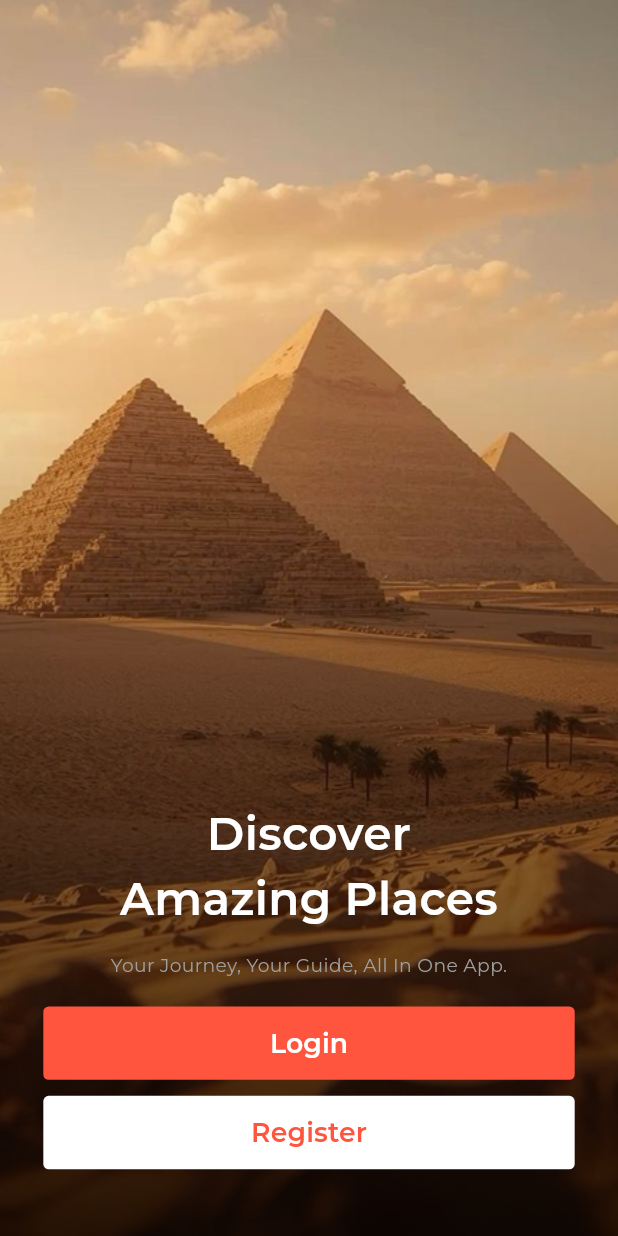
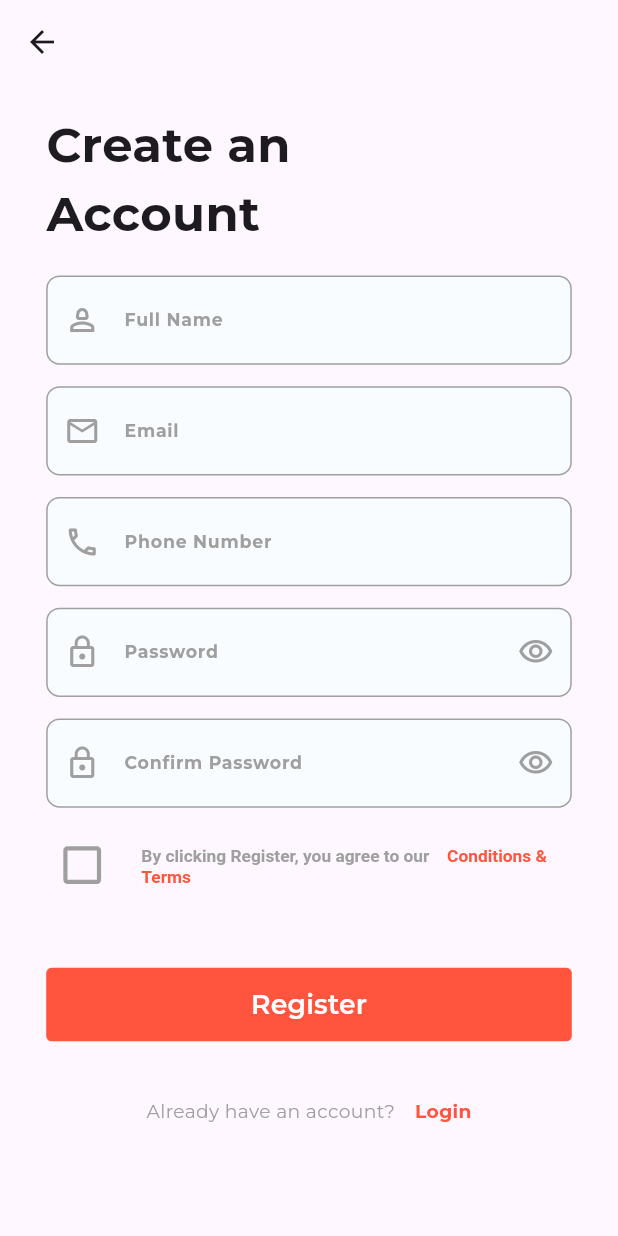
Before and after one commit to mohamedali015/Egy-Go, a Flutter app: the screen it shows after launch, after a tap on "Register", on a phone screen of 412 x 824 dp. Run offline on Flutter 3.47's test engine with Material 3 defaults, Android fonts, the phone set to English and light mode, and no system bars; drawn by our look-alikes of modal_progress_hud_nsn; our stand-ins replace flutter_bloc, flutter_screenutil, flutter_svg, flutter_svg_provider, get_it; project files that could hold a hidden picture were left out.

Commit message:
Add registration functionality with form validation and navigation

```diff
--- a/lib/core/helper/one_generate_routes.dart
+++ b/lib/core/helper/one_generate_routes.dart
@@ -1,5 +1,6 @@
 import 'package:egy_go/features/auth/views/get_started_view.dart';
 import 'package:egy_go/features/auth/views/login_view.dart';
+import 'package:egy_go/features/auth/views/register_view.dart';
 import 'package:flutter/material.dart';
 
 Route<dynamic> onGenerateRoutes(RouteSettings settings) {
@@ -10,6 +11,9 @@ Route<dynamic> onGenerateRoutes(RouteSettings settings) {
     case LoginView.routeName:
       return MaterialPageRoute(builder: (_) => const LoginView());
 
+    case RegisterView.routeName:
+      return MaterialPageRoute(builder: (_) => const RegisterView());
+
     default:
       return MaterialPageRoute(builder: (_) => const LoginView());
   }
--- a/lib/core/shared_widgets/custom_text_form_field.dart
+++ b/lib/core/shared_widgets/custom_text_form_field.dart
@@ -36,6 +36,9 @@ class CustomTextFormField extends StatelessWidget {
 
       case TextFieldType.email:
         return _emailField(context, Validator.email);
+
+      case TextFieldType.phone:
+        return _phoneField(context, Validator.phone);
 
       case TextFieldType.name:
         return _nameField(context, Validator.name);
@@ -96,6 +99,30 @@ class CustomTextFormField extends StatelessWidget {
       decoration: _inputDecoration(
         context,
         label: AppStrings.nameHint,
+        prefixIcon: Icon(
+          Icons.person_2_outlined,
+          color: AppColors.grey,
+        ),
+      ),
+    );
+  }
+
+  Widget _phoneField(
+    BuildContext context,
+    String? Function(String?)? validator,
+  ) {
+    return TextFormField(
+      controller: controller,
+      validator: validator,
+      autovalidateMode: AutovalidateMode.onUserInteraction,
+      keyboardType: TextInputType.phone,
+      decoration: _inputDecoration(
+        context,
+        label: AppStrings.phoneNumber,
+        prefixIcon: Icon(
+          Icons.local_phone_outlined,
+          color: AppColors.grey,
+        ),
       ),
     );
   }
@@ -113,7 +140,7 @@ class CustomTextFormField extends StatelessWidget {
         context,
         label: AppStrings.emailHint,
         prefixIcon: Icon(
-          Icons.email,
+          Icons.email_outlined,
           color: AppColors.grey,
         ),
       ),
@@ -135,16 +162,16 @@ class CustomTextFormField extends StatelessWidget {
         label: passController == null
             ? AppStrings.passwordHint
             : AppStrings.confirmPasswordHint,
-        prefixIcon: Icon(Icons.lock, color: AppColors.grey),
+        prefixIcon: Icon(Icons.lock_outline, color: AppColors.grey),
         suffixIcon: IconButton(
           onPressed: onSuffixTapped,
           icon: obsecure
               ? Icon(
-                  Icons.visibility,
+                  Icons.visibility_outlined,
                   color: AppColors.grey,
                 )
               : Icon(
-                  Icons.visibility_off,
+                  Icons.visibility_off_outlined,
                   color: AppColors.grey,
                 ),
         ),
@@ -153,4 +180,4 @@ class CustomTextFormField extends StatelessWidget {
   }
 }
 
-enum TextFieldType { password, email, name }
+enum TextFieldType { password, email, name, phone }
--- a/lib/core/utils/app_strings.dart
+++ b/lib/core/utils/app_strings.dart
@@ -7,17 +7,24 @@ abstract class AppStrings {
 
   ///// login screen /////
   static const String loginTitle = "Welcome\nBack!";
+  static const String registerTitle = "Create an\nAccount";
   static const String nameHint = "Full Name";
   static const String login = "Login";
   static const String emailHint = "Email";
   static const String passwordHint = "Password";
+  static const String phoneNumber = "Phone Number";
   static const String confirmPasswordHint = "Confirm Password";
   static const String forgotPassword = "Forgot Password?";
   static const String or = "OR";
   static const String loginWithGoogle = "Login with Google";
   static const String loginWithFacebook = "Login with Facebook";
   static const String dontHaveAccount = "Don't have an account? ";
+  static const String alreadyHaveAccount = "Already have an account? ";
   static const String register = "Register";
+  static const String byClicking  =
+      "By clicking Register, you agree to our ";
+  static const String conditionsAndTerms = "Conditions & Terms";
+  static const String acceptTerms = "You must accept the terms and conditions";
 
   // validators
   static const String nameRequired = 'Name is required';
--- /dev/null
+++ b/lib/features/auth/manager/register_cubit/register_cubit.dart
@@ -0,0 +1,51 @@
+import 'package:flutter/material.dart';
+import 'package:flutter_bloc/flutter_bloc.dart';
+
+import '../../../../core/utils/app_strings.dart';
+import 'register_state.dart';
+
+class RegisterCubit extends Cubit<RegisterState> {
+  RegisterCubit() : super(RegisterInitial());
+  static RegisterCubit get(context) => BlocProvider.of(context);
+
+  GlobalKey<FormState> formKey = GlobalKey<FormState>();
+  TextEditingController nameController = TextEditingController();
+  TextEditingController emailController = TextEditingController();
+  TextEditingController passwordController = TextEditingController();
+  TextEditingController confirmPasswordController = TextEditingController();
+  TextEditingController phoneController = TextEditingController();
+  bool isChecked = false;
+  bool obsecureText = true;
+  bool obsecureConfirmPassword = true;
+
+  void register() {
+    if (!formKey.currentState!.validate()) {
+      return;
+    }
+
+    if (!isChecked) {
+      return emit(RegisterError(error: AppStrings.acceptTerms));
+    }
+
+    emit(RegisterLoading());
+    // Simulate a registration process
+    Future.delayed(const Duration(seconds: 2), () {
+      emit(RegisterSuccess());
+    });
+  }
+
+  void isCheckedChange() {
+    isChecked = !isChecked;
+    emit(RegisterToggle());
+  }
+
+  void passwordVisibilityToggle() {
+    obsecureText = !obsecureText;
+    emit(RegisterToggle());
+  }
+
+  void confirmPasswordVisibilityToggle() {
+    obsecureConfirmPassword = !obsecureConfirmPassword;
+    emit(RegisterToggle());
+  }
+}
--- /dev/null
+++ b/lib/features/auth/manager/register_cubit/register_state.dart
@@ -0,0 +1,15 @@
+abstract class RegisterState {}
+
+class RegisterInitial extends RegisterState {}
+
+class RegisterLoading extends RegisterState {}
+
+class RegisterSuccess extends RegisterState {}
+
+class RegisterError extends RegisterState {
+  final String error;
+
+  RegisterError({required this.error});
+}
+
+class RegisterToggle extends RegisterState {}
--- /dev/null
+++ b/lib/features/auth/views/register_view.dart
@@ -0,0 +1,44 @@
+import 'package:egy_go/core/shared_widgets/custom_progress_hud.dart';
+import 'package:egy_go/features/auth/manager/register_cubit/register_cubit.dart';
+import 'package:egy_go/features/auth/manager/register_cubit/register_state.dart';
+import 'package:flutter/material.dart';
+import 'package:flutter_bloc/flutter_bloc.dart';
+
+import '../../../core/helper/my_snackbar.dart';
+import 'widgets/register_widgets/register_view_body.dart';
+
+class RegisterView extends StatelessWidget {
+  const RegisterView({super.key});
+
+  static const String routeName = 'RegisterView';
+
+  @override
+  Widget build(BuildContext context) {
+    return BlocProvider(
+      create: (context) => RegisterCubit(),
+      child: SafeArea(
+        child: Scaffold(
+          appBar: AppBar(),
+          body: BlocConsumer<RegisterCubit, RegisterState>(
+            listener: (context, state) {
+              if (state is RegisterSuccess) {
+                MySnackbar.success(context, 'Login Successful');
+
+                // ToDo Navigate to the next screen
+              }
+              if (state is RegisterError) {
+                MySnackbar.error(context, state.error);
+              }
+            },
+            builder: (context, state) {
+              return CustomProgressHud(
+                isLoading: state is RegisterLoading,
+                child: RegisterViewBody(),
+              );
+            },
+          ),
+        ),
+      ),
+    );
+  }
+}
--- a/lib/features/auth/views/widgets/get_started_widgets/get_started_view_body.dart
+++ b/lib/features/auth/views/widgets/get_started_widgets/get_started_view_body.dart
@@ -5,6 +5,7 @@ import 'package:egy_go/core/utils/app_colors.dart';
 import 'package:egy_go/core/utils/app_strings.dart';
 import 'package:egy_go/core/utils/app_text_styles.dart';
 import 'package:egy_go/features/auth/views/login_view.dart';
+import 'package:egy_go/features/auth/views/register_view.dart';
 import 'package:flutter/material.dart';
 
 class GetStartedViewBody extends StatelessWidget {
@@ -31,7 +32,7 @@ class GetStartedViewBody extends StatelessWidget {
                 Colors.transparent,
                 Colors.black.withAlpha(200),
               ],
-              stops: [0.3, 1.0],
+              stops: [0.2, 1.0],
             ),
           ),
         ),
@@ -75,7 +76,9 @@ class GetStartedViewBody extends StatelessWidget {
                 title: AppStrings.register,
                 backgroundColor: AppColors.white,
                 foregroundColor: AppColors.primary,
-                onPressed: () {},
+                onPressed: () {
+                  Navigator.pushNamed(context, RegisterView.routeName);
+                },
               ),
               SizedBox(
                 height: MyResponsive.height(value: 50),
--- a/lib/features/auth/views/widgets/login_widgets/login_view_body.dart
+++ b/lib/features/auth/views/widgets/login_widgets/login_view_body.dart
@@ -9,6 +9,7 @@ import 'package:egy_go/features/auth/views/widgets/login_widgets/social_login_bu
 import 'package:flutter/material.dart';
 
 import '../../../../../core/utils/app_assets.dart';
+import '../../register_view.dart';
 import '../do_not_have_account.dart';
 import 'or_divider.dart';
 
@@ -104,7 +105,7 @@ class LoginViewBody extends StatelessWidget {
               question: AppStrings.dontHaveAccount,
               actionText: AppStrings.register,
               onPressed: () {
-                // Navigator.pushNamed(context, RegisterView.routeName);
+                Navigator.pushReplacementNamed(context, RegisterView.routeName);
               },
             ),
             SizedBox(
--- /dev/null
+++ b/lib/features/auth/views/widgets/register_widgets/register_view_body.dart
@@ -0,0 +1,111 @@
+import 'package:egy_go/features/auth/manager/register_cubit/register_cubit.dart';
+import 'package:egy_go/features/auth/views/login_view.dart';
+import 'package:egy_go/features/auth/views/widgets/register_widgets/terms_and_conditions_widget.dart';
+import 'package:flutter/material.dart';
+
+import '../../../../../core/helper/my_responsive.dart';
+import '../../../../../core/shared_widgets/custom_button.dart';
+import '../../../../../core/shared_widgets/custom_text_form_field.dart';
+import '../../../../../core/utils/app_colors.dart';
+import '../../../../../core/utils/app_strings.dart';
+import '../../../../../core/utils/app_text_styles.dart';
+import '../do_not_have_account.dart';
+
+class RegisterViewBody extends StatelessWidget {
+  const RegisterViewBody({super.key});
+
+  @override
+  Widget build(BuildContext context) {
+    var cubit = RegisterCubit.get(context);
+    return Padding(
+      padding: MyResponsive.paddingSymmetric(
+        horizontal: 32,
+      ),
+      child: SingleChildScrollView(
+        child: Column(
+          crossAxisAlignment: CrossAxisAlignment.start,
+          children: [
+            SizedBox(
+              height: MyResponsive.height(value: 20),
+            ),
+            Text(
+              AppStrings.registerTitle,
+              style: AppTextStyles.bold36,
+            ),
+            SizedBox(
+              height: MyResponsive.height(value: 20),
+            ),
+            Form(
+              key: cubit.formKey,
+              child: Column(
+                children: [
+                  CustomTextFormField(
+                    type: TextFieldType.name,
+                    controller: cubit.nameController,
+                  ),
+                  SizedBox(
+                    height: MyResponsive.height(value: 16),
+                  ),
+                  CustomTextFormField(
+                    type: TextFieldType.email,
+                    controller: cubit.emailController,
+                  ),
+                  SizedBox(
+                    height: MyResponsive.height(value: 16),
+                  ),
+                  CustomTextFormField(
+                    type: TextFieldType.phone,
+                    controller: cubit.phoneController,
+                  ),
+                  SizedBox(
+                    height: MyResponsive.height(value: 16),
+                  ),
+                  CustomTextFormField(
+                    type: TextFieldType.password,
+                    controller: cubit.passwordController,
+                    onSuffixTapped: cubit.passwordVisibilityToggle,
+                    obsecure: cubit.obsecureText,
+                  ),
+                  SizedBox(
+                    height: MyResponsive.height(value: 16),
+                  ),
+                  CustomTextFormField(
+                    type: TextFieldType.password,
+                    controller: cubit.confirmPasswordController,
+                    passController: cubit.passwordController,
+                    onSuffixTapped: cubit.confirmPasswordVisibilityToggle,
+                    obsecure: cubit.obsecureConfirmPassword,
+                  ),
+                  SizedBox(
+                    height: MyResponsive.height(value: 16),
+                  ),
+                  TermsAndConditionRow(),
+                  SizedBox(
+                    height: MyResponsive.height(value: 50),
+                  ),
+                  CustomButton(
+                    title: AppStrings.register,
+                    onPressed: cubit.register,
+                  ),
+                ],
+              ),
+            ),
+            SizedBox(
+              height: MyResponsive.height(value: 43),
+            ),
+            DoNotHaveAccount(
+              question: AppStrings.alreadyHaveAccount,
+              actionText: AppStrings.login,
+              onPressed: () {
+                Navigator.pushReplacementNamed(context, LoginView.routeName);
+              },
+            ),
+            SizedBox(
+              height: MyResponsive.height(value: 50),
+            ),
+          ],
+        ),
+      ),
+    );
+  }
+}
--- /dev/null
+++ b/lib/features/auth/views/widgets/register_widgets/terms_and_conditions_widget.dart
@@ -0,0 +1,71 @@
+import 'package:flutter/gestures.dart';
+import 'package:flutter/material.dart';
+
+import '../../../../../core/helper/my_responsive.dart';
+import '../../../../../core/utils/app_colors.dart';
+import '../../../../../core/utils/app_strings.dart';
+import '../../../../../core/utils/app_text_styles.dart';
+import '../../../manager/register_cubit/register_cubit.dart';
+
+class TermsAndConditionRow extends StatelessWidget {
+  const TermsAndConditionRow({
+    super.key,
+  });
+
+  @override
+  Widget build(BuildContext context) {
+    RegisterCubit cubit = RegisterCubit.get(context);
+    return Row(
+      crossAxisAlignment: CrossAxisAlignment.center,
+      mainAxisAlignment: MainAxisAlignment.start,
+      children: [
+        Transform.scale(
+          scale: 1.4,
+          child: Checkbox(
+            value: cubit.isChecked,
+            fillColor: WidgetStateProperty.resolveWith<Color>((states) {
+              if (states.contains(WidgetState.selected)) {
+                return AppColors.primary;
+              }
+              return Colors.transparent;
+            }),
+            side: BorderSide(
+              color: AppColors.grey,
+              width: 2,
+            ),
+            onChanged: (value) {
+              cubit.isCheckedChange();
+            },
+          ),
+        ),
+        SizedBox(
+          width: MyResponsive.width(value: 16),
+        ),
+        Expanded(
+          child: RichText(
+            text: TextSpan(
+              children: [
+                TextSpan(
+                  text: AppStrings.byClicking,
+                  style: AppTextStyles.bold13.copyWith(
+                    color: AppColors.grey,
+                  ),
+                ),
+                TextSpan(text: "  "),
+                TextSpan(
+                  text: AppStrings.conditionsAndTerms,
+                  style: AppTextStyles.bold13.copyWith(
+                    color: AppColors.primary,
+                  ),
+                  recognizer: TapGestureRecognizer()..onTap = () {},
+                ),
+              ],
+            ),
+            // textDirection:
+            //     Directionality.of(context),
+          ),
+        ),
+      ],
+    );
+  }
+}
```
